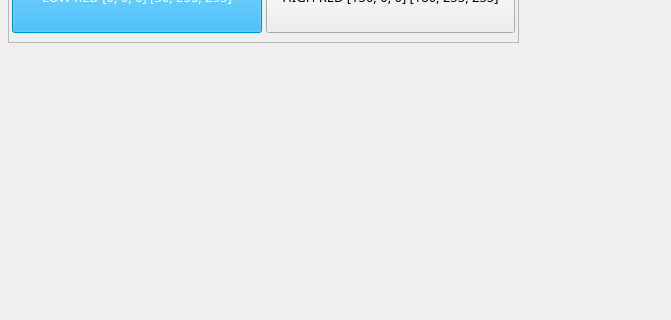
First picture: the form in Views/TrainerView.ui, repository cforclown/identifikasi-kualitas-daging-sapi-unggul-dgn-menggunakan-metode-regionprops, before the edit; both pictures show x 0 to 671 and y 412 to 732 of the 900 by 732 pixel window.
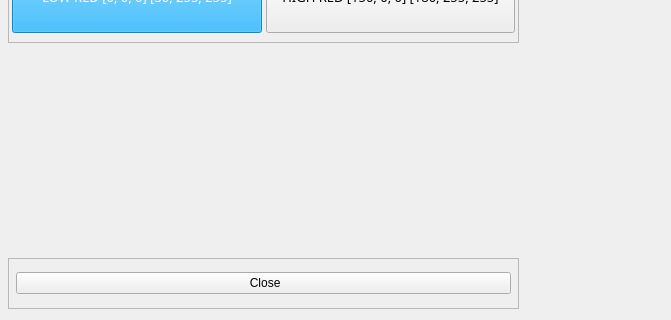
Second picture: the form after the edit. Icons and pictures are not drawn.

Commit message: add close button to trainer view

Diff of the .ui file:
```diff
--- a/Views/TrainerView.ui
+++ b/Views/TrainerView.ui
@@ -836,6 +836,60 @@
      </layout>
     </widget>
    </widget>
+   <widget class="QFrame" name="commandsFrame">
+    <property name="geometry">
+     <rect>
+      <x>8</x>
+      <y>670</y>
+      <width>511</width>
+      <height>51</height>
+     </rect>
+    </property>
+    <property name="frameShape">
+     <enum>QFrame::StyledPanel</enum>
+    </property>
+    <property name="frameShadow">
+     <enum>QFrame::Raised</enum>
+    </property>
+    <widget class="QWidget" name="horizontalLayoutWidget">
+     <property name="geometry">
+      <rect>
+       <x>0</x>
+       <y>0</y>
+       <width>511</width>
+       <height>51</height>
+      </rect>
+     </property>
+     <layout class="QHBoxLayout" name="commandsLayout">
+      <property name="spacing">
+       <number>8</number>
+      </property>
+      <property name="leftMargin">
+       <number>8</number>
+      </property>
+      <property name="topMargin">
+       <number>8</number>
+      </property>
+      <property name="rightMargin">
+       <number>8</number>
+      </property>
+      <property name="bottomMargin">
+       <number>8</number>
+      </property>
+      <item>
+       <widget class="QPushButton" name="closeBtn">
+        <property name="text">
+         <string> Close</string>
+        </property>
+        <property name="icon">
+         <iconset>
+          <normaloff>Resources/delete-button.png</normaloff>Resources/delete-button.png</iconset>
+        </property>
+       </widget>
+      </item>
+     </layout>
+    </widget>
+   </widget>
   </widget>
  </widget>
  <resources/>
```
Left out of the diff: 2 changed lines with no effect on the pictures. The commit also changes 4 other files.
